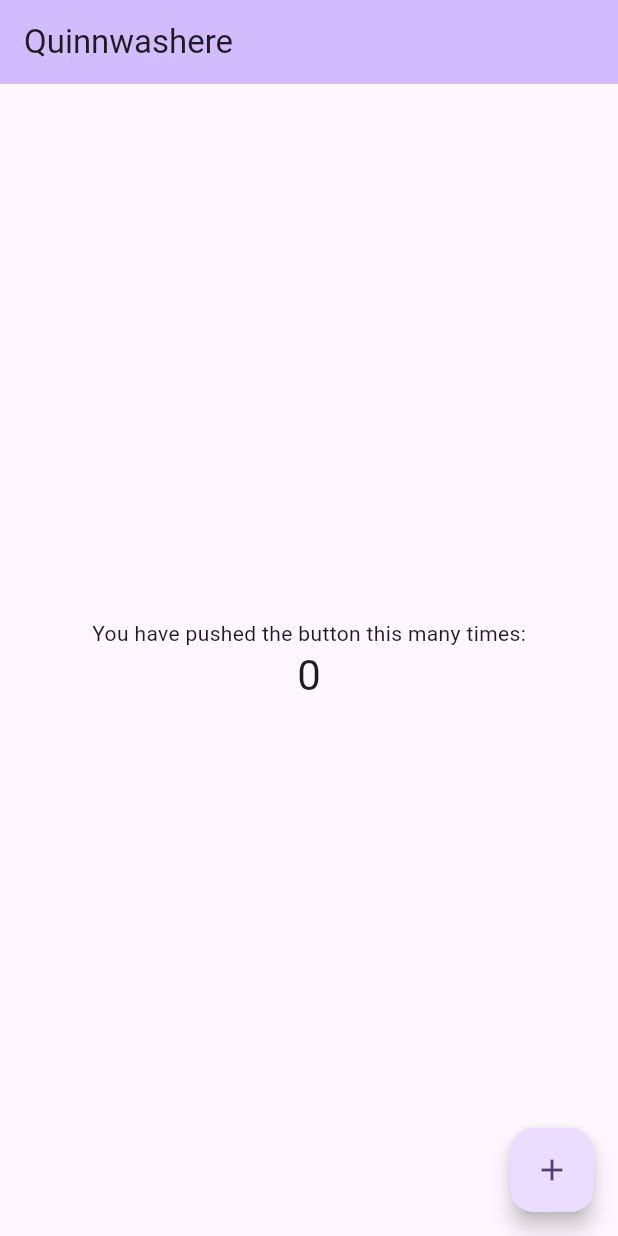
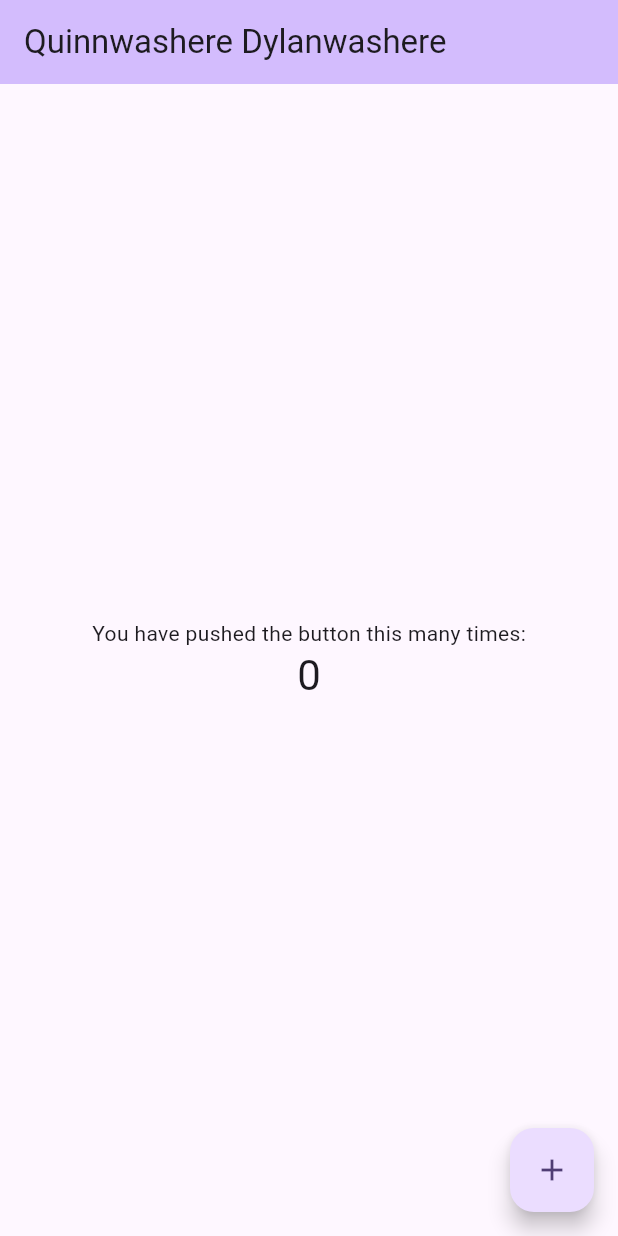
Before and after one commit to Quinn-Farnet/flutter_repo_test, a Flutter app: the screen it shows after launch, on a phone screen of 412 x 824 dp. Run offline on Flutter 3.47's test engine with Material 3 defaults, Android fonts, the phone set to English and light mode, and no system bars.

Commit message:
I was here

```diff
--- a/lib/main.dart
+++ b/lib/main.dart
@@ -31,7 +31,7 @@ class MyApp extends StatelessWidget {
         colorScheme: ColorScheme.fromSeed(seedColor: Colors.deepPurple),
         useMaterial3: true,
       ),
-      home: const MyHomePage(title: 'Quinnwashere'),
+      home: const MyHomePage(title: 'Quinnwashere Dylanwashere'),
     );
   }
 }
```
